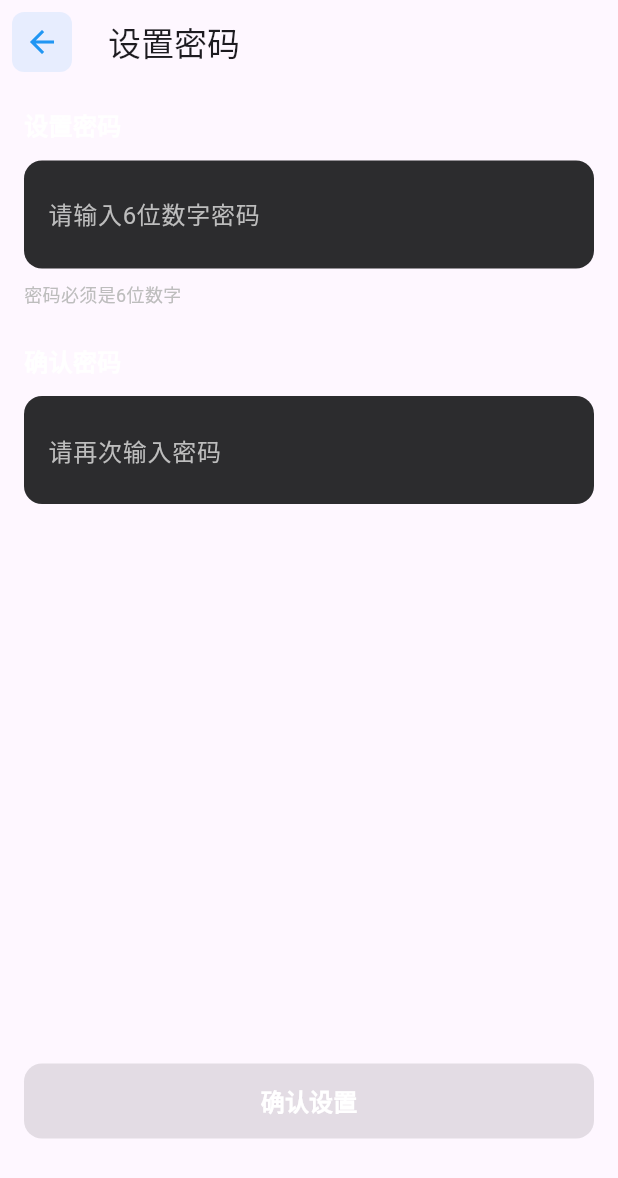
After one commit to zhengju/flutter_privatealbum, a Flutter app: the SetPasswordPage screen opened by its route, on a phone screen of 412 x 824 dp. The commit adds this screen. Shown: the top 1178 px of the screen. Run offline on Flutter 3.47's test engine with Material 3 defaults, Android fonts, the phone set to English and light mode, and no system bars; our stand-ins replace go_router.

Commit message:
开发充值密码页面

```diff
--- a/lib/main.dart
+++ b/lib/main.dart
@@ -3,6 +3,7 @@ import 'package:flutter_privatealbum/about_us.dart';
 import 'about_qa.dart';
 import 'securityquestion_page.dart';
 import 'draggable_card_page.dart';
+import 'sepassword_page.dart';
 import 'package:go_router/go_router.dart';
 import 'package:flutter/services.dart';
 import 'dart:async';
@@ -46,11 +47,17 @@ final GoRouter _router = GoRouter(
           name: 'security_page',
           builder: (context, state) {
             final extra = state.extra as Map<String, dynamic>?;
+            print(extra?['defaultAnswer'] as String?);
             return SecurityQuestionPage(
               securityQuestions: extra?['securityQuestions'] as List<String>?,
               defaultQuestion: extra?['defaultQuestion'] as String?,
+              defaultAnswer: extra?['defaultAnswer'] as String?,
             );
           },
+        ),
+        GoRoute(
+          path: '/set_password',
+          builder: (context, state) => SetPasswordPage(),
         ),
         GoRoute(
           path: 'draggable_card_page',
@@ -175,13 +182,14 @@ class MyAppState extends State<MyApp> {
 
             // 安全地获取字符串参数
             final defaultQuestion = arguments['defaultQuestion'] as String?;
-
+            final defaultAnswer = arguments['defaultAnswer'] as String?;
             if (securityQuestions != null && securityQuestions.isNotEmpty) {
               _router.go(
                 "/security_page",
                 extra: {
                   'securityQuestions': securityQuestions,
                   'defaultQuestion': defaultQuestion ?? securityQuestions[0],
+                  'defaultAnswer': defaultAnswer,
                 },
               );
             } else {
--- /dev/null
+++ b/lib/sepassword_page.dart
@@ -0,0 +1,323 @@
+import 'package:flutter/foundation.dart';
+import 'package:flutter/material.dart';
+import 'package:flutter/services.dart';
+import 'package:go_router/go_router.dart';
+
+class SetPasswordPage extends StatefulWidget {
+  const SetPasswordPage({super.key});
+
+  @override
+  // ignore: library_private_types_in_public_api
+  _SetPasswordPageState createState() => _SetPasswordPageState();
+}
+
+class _SetPasswordPageState extends State<SetPasswordPage> {
+  static const MethodChannel _channel = MethodChannel(
+    'ios_flutter_base_channel',
+  );
+
+  String password = '';
+  String confirmPassword = '';
+  bool _isDisposed = false;
+
+  // 密码输入控制器
+  final TextEditingController _passwordController = TextEditingController();
+  final TextEditingController _confirmPasswordController =
+      TextEditingController();
+
+  // 焦点控制器
+  final FocusNode _passwordFocus = FocusNode();
+  final FocusNode _confirmPasswordFocus = FocusNode();
+
+  @override
+  void initState() {
+    super.initState();
+  }
+
+  @override
+  Widget build(BuildContext context) {
+    return Scaffold(
+      resizeToAvoidBottomInset: false,
+      appBar: AppBar(
+        title: Text("设置密码"),
+        leading: Container(
+          margin: EdgeInsets.all(8),
+          decoration: BoxDecoration(
+            color: Colors.blue.withOpacity(0.1),
+            borderRadius: BorderRadius.circular(8),
+          ),
+          child: IconButton(
+            icon: Icon(Icons.arrow_back, color: Colors.blue),
+            onPressed: () async {
+              final currentContext = context;
+              if (!currentContext.mounted) return;
+
+              try {
+                final result = await _channel.invokeMethod('dismiss', {
+                  'url': "",
+                });
+
+                if (!currentContext.mounted) return;
+
+                if (kDebugMode) {
+                  print('iOS返回结果: $result');
+                }
+              } catch (e) {
+                debugPrint('调用iOS方法错误: $e');
+                if (!currentContext.mounted) return;
+                currentContext.pop(); // 使用 GoRouter 的 pop 方法
+              }
+            },
+          ),
+        ),
+      ),
+      body: Padding(
+        padding: EdgeInsets.all(16.0),
+        child: Column(
+          crossAxisAlignment: CrossAxisAlignment.start,
+          children: [
+            // 密码输入区域
+            _buildPasswordSection(),
+            SizedBox(height: 24),
+            // 确认密码输入区域
+            _buildConfirmPasswordSection(),
+            Spacer(),
+            // 确认按钮
+            _buildConfirmButton(),
+            SizedBox(height: 49),
+          ],
+        ),
+      ),
+    );
+  }
+
+  Widget _buildPasswordSection() {
+    return Column(
+      crossAxisAlignment: CrossAxisAlignment.start,
+      children: [
+        Text(
+          '设置密码',
+          style: TextStyle(
+            color: Colors.white,
+            fontSize: 16,
+            fontWeight: FontWeight.w600,
+          ),
+        ),
+        SizedBox(height: 12),
+        Container(
+          width: double.infinity,
+          padding: EdgeInsets.symmetric(horizontal: 16, vertical: 12),
+          decoration: BoxDecoration(
+            color: Color(0xFF2C2C2E),
+            borderRadius: BorderRadius.circular(12),
+          ),
+          child: TextField(
+            controller: _passwordController,
+            focusNode: _passwordFocus,
+            style: TextStyle(color: Colors.white, fontSize: 16),
+            // keyboardType: TextInputType.number,
+            inputFormatters: [
+              FilteringTextInputFormatter.digitsOnly,
+              LengthLimitingTextInputFormatter(6),
+            ],
+            obscureText: true,
+            textInputAction: TextInputAction.next,
+            decoration: InputDecoration(
+              hintText: '请输入6位数字密码',
+              hintStyle: TextStyle(color: Colors.grey[400]),
+              border: InputBorder.none,
+            ),
+            onChanged: (value) {
+              if (!_isDisposed) {
+                setState(() {
+                  password = value;
+                });
+              }
+            },
+          ),
+        ),
+        SizedBox(height: 8),
+        // 密码提示
+        Text(
+          '密码必须是6位数字',
+          style: TextStyle(color: Colors.grey[400], fontSize: 12),
+        ),
+      ],
+    );
+  }
+
+  Widget _buildConfirmPasswordSection() {
+    return Column(
+      crossAxisAlignment: CrossAxisAlignment.start,
+      children: [
+        Text(
+          '确认密码',
+          style: TextStyle(
+            color: Colors.white,
+            fontSize: 16,
+            fontWeight: FontWeight.w600,
+          ),
+        ),
+        SizedBox(height: 12),
+        Container(
+          width: double.infinity,
+          padding: EdgeInsets.symmetric(horizontal: 16, vertical: 12),
+          decoration: BoxDecoration(
+            color: Color(0xFF2C2C2E),
+            borderRadius: BorderRadius.circular(12),
+          ),
+          child: TextField(
+            controller: _confirmPasswordController,
+            focusNode: _confirmPasswordFocus,
+            style: TextStyle(color: Colors.white, fontSize: 16),
+            // keyboardType: TextInputType.number,
+            inputFormatters: [
+              FilteringTextInputFormatter.digitsOnly,
+              LengthLimitingTextInputFormatter(6),
+            ],
+            obscureText: true,
+            textInputAction: TextInputAction.done,
+
+            decoration: InputDecoration(
+              hintText: '请再次输入密码',
+              hintStyle: TextStyle(color: Colors.grey[400]),
+              border: InputBorder.none,
+            ),
+
+            onChanged: (value) {
+              if (!_isDisposed) {
+                setState(() {
+                  confirmPassword = value;
+                });
+              }
+            },
+          ),
+        ),
+        SizedBox(height: 8),
+        // 密码匹配提示
+        if (confirmPassword.isNotEmpty && password != confirmPassword)
+          Text('两次输入的密码不一致', style: TextStyle(color: Colors.red, fontSize: 12))
+        else if (confirmPassword.isNotEmpty && password == confirmPassword)
+          Text('密码匹配', style: TextStyle(color: Colors.green, fontSize: 12)),
+      ],
+    );
+  }
+
+  Widget _buildConfirmButton() {
+    // 检查密码是否有效
+    bool isPasswordValid =
+        password.length == 6 &&
+        password.isNotEmpty &&
+        confirmPassword.isNotEmpty &&
+        password == confirmPassword;
+
+    return SizedBox(
+      width: double.infinity,
+      height: 50,
+      child: ElevatedButton(
+        onPressed: isPasswordValid
+            ? () {
+                _handleConfirm();
+              }
+            : null,
+        style: ElevatedButton.styleFrom(
+          backgroundColor: isPasswordValid
+              ? Color(0xFF007AFF)
+              : Colors.grey[600],
+          shape: RoundedRectangleBorder(
+            borderRadius: BorderRadius.circular(12),
+          ),
+        ),
+        child: Text(
+          '确认设置',
+          style: TextStyle(
+            color: Colors.white,
+            fontSize: 16,
+            fontWeight: FontWeight.w600,
+          ),
+        ),
+      ),
+    );
+  }
+
+  void _handleConfirm() async {
+    if (_isDisposed) return;
+    final currentContext = context;
+
+    if (!currentContext.mounted) return;
+
+    // 验证密码
+    if (!_validatePassword()) {
+      _showErrorSnackBar('密码格式不正确');
+      return;
+    }
+
+    if (password != confirmPassword) {
+      _showErrorSnackBar('两次输入的密码不一致');
+      return;
+    }
+
+    try {
+      // 调用iOS原生方法设置密码
+      final result = await _channel.invokeMethod('setPassword', {
+        'password': password,
+      });
+
+      if (!currentContext.mounted) return;
+
+      if (kDebugMode) {
+        print('iOS返回结果: $result');
+      }
+
+      // 显示成功提示
+      if (currentContext.mounted) {
+        ScaffoldMessenger.of(currentContext).showSnackBar(
+          SnackBar(content: Text('密码设置成功'), backgroundColor: Colors.green),
+        );
+
+        // 延迟返回上一页
+        Future.delayed(Duration(seconds: 1), () {
+          if (currentContext.mounted) {
+            currentContext.go('/');
+          }
+        });
+      }
+    } catch (e) {
+      debugPrint('调用iOS方法错误: $e');
+      if (!currentContext.mounted) return;
+
+      _showErrorSnackBar('设置密码失败: $e');
+    }
+  }
+
+  bool _validatePassword() {
+    // 检查密码长度
+    if (password.length != 6) return false;
+
+    // 检查密码是否为空
+    if (password.isEmpty) return false;
+
+    // 检查密码是否只包含数字
+    if (!RegExp(r'^\d+$').hasMatch(password)) return false;
+
+    return true;
+  }
+
+  void _showErrorSnackBar(String message) {
+    if (mounted) {
+      ScaffoldMessenger.of(context).showSnackBar(
+        SnackBar(content: Text(message), backgroundColor: Colors.red),
+      );
+    }
+  }
+
+  @override
+  void dispose() {
+    _isDisposed = true;
+    _passwordController.dispose();
+    _confirmPasswordController.dispose();
+    _passwordFocus.dispose();
+    _confirmPasswordFocus.dispose();
+    super.dispose();
+  }
+}
```
Also changed, not shown: lib/securityquestion_page.dart (+38 -17 lines).
